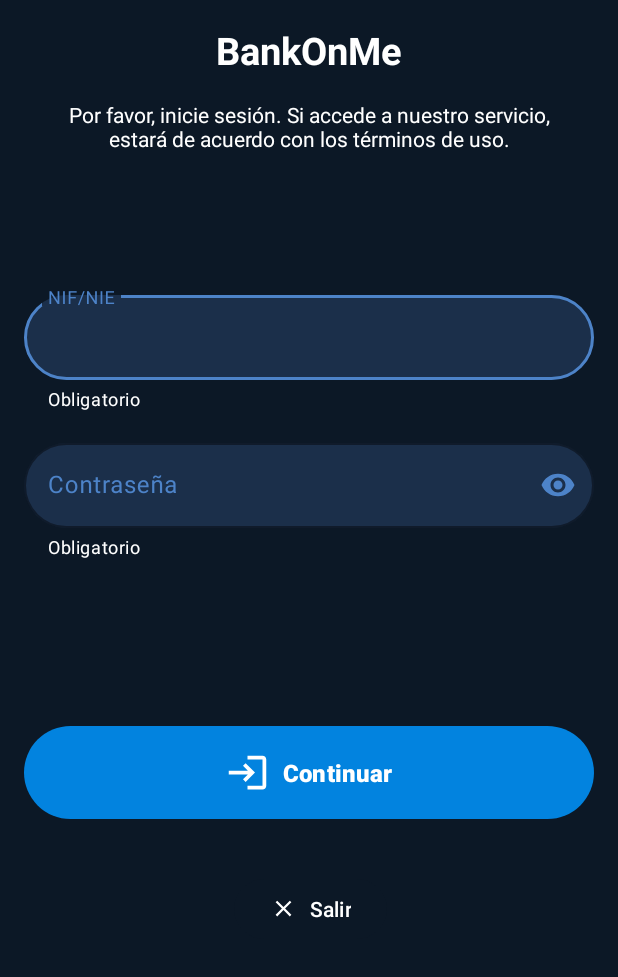
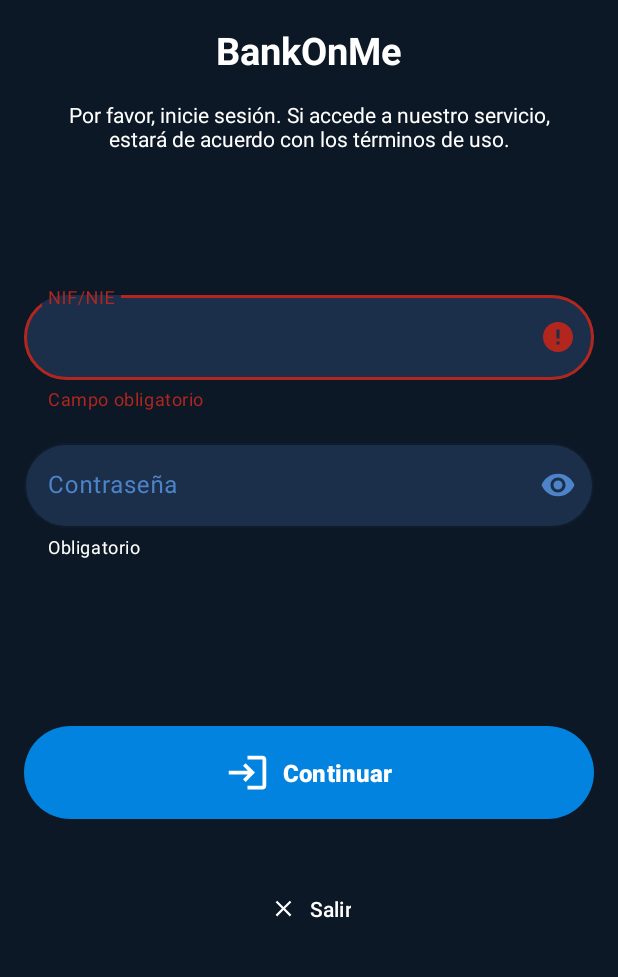
Before and after one commit to jtorrast/dm-banco-jototo, an Android app: the screen it shows after launch (LoginActivity), on a phone screen of 412 x 824 dp, the part 207-1184 px from its top. Run offline under Robolectric (Android 15) with nearby library versions, the phone set to English and light mode, and no system bars.

Commit message:
Pruebas onfocus

```diff
--- a/app/src/main/java/com/example/banco_jototo/LoginActivity.kt
+++ b/app/src/main/java/com/example/banco_jototo/LoginActivity.kt
@@ -7,6 +7,7 @@
 import android.os.Bundle
 import android.text.Editable
 import android.text.TextWatcher
+import android.view.View
 import android.widget.EditText
 import com.example.banco_jototo.databinding.ActivityLoginBinding
 import com.example.banco_jototo.databinding.ActivityMainBinding
@@ -22,7 +23,7 @@
         binding = ActivityLoginBinding.inflate(layoutInflater)
         setContentView(binding.root)
 
-        binding.idEditText.addTextChangedListener(object : TextWatcher{
+       /* binding.idEditText.addTextChangedListener(object : TextWatcher{
             override fun beforeTextChanged(s: CharSequence?, start: Int, count: Int, after: Int) {
             }
 
@@ -48,53 +49,42 @@
                 }else{
                     binding.passwordField.error = null
                 }
-                    //binding.passwordField.error = null
+
             }
-        })
+        })*/
 
 
-        binding.btnLogin.setOnClickListener {
+        binding.idEditText.onFocusChangeListener = View.OnFocusChangeListener { v, hasFocus ->
+            val dni = binding.idEditText.text.toString().trim()
+
+            if (dni.isEmpty()){
+                binding.idField.error = getString(R.string.error_empty_field)
+            }else{
+                binding.btnLogin.setOnClickListener {
+                    val intent = Intent(this, MainActivity::class.java)
+                    startActivity(intent)
+                }
+            }
+        }
+
+        /*binding.btnLogin.setOnClickListener {
 
             val dni = binding.idEditText.text.toString().trim()
             val pass = binding.passwordEditField.text.toString().trim()
             var emptyfields = false
             var validFields = false
 
-
-
-            /*if (dni.isEmpty() && pass.isEmpty()){
-                binding.idField.error = getString(R.string.error_empty_field)
-                binding.idField.error = getString(R.string.error_empty_field)
-                return@setOnClickListener
-            }*/
-
             if (dni.isEmpty()){
                 binding.idField.error = getString(R.string.error_empty_field)
                 emptyfields = true
-                //return@setOnClickListener
 
-                //binding.idField.error = getString(R.string.required)
-                //binding.idField.error = null
-                //Snackbar.make(it, "Debes completar ambos campos", Snackbar.LENGTH_LONG).show()
-
-                /*binding.idField.setHelperTextColor(ColorStateList.valueOf(Color.RED))
-                binding.idField.setBoxStrokeColorStateList(ColorStateList.valueOf(Color.RED))
-                binding.idField.hintTextColor = ColorStateList.valueOf(Color.RED)*/
 
             }
 
-           /* if (!validID(binding.idEditText.text.toString()) && dni.isNotEmpty()){
-                binding.idField.error = getString(R.string.error_id_field)
-            }*/
 
             if (pass.isEmpty()){
                 binding.passwordField.error = getString(R.string.error_empty_field)
                 emptyfields = true
-                //return@setOnClickListener
-
-                /*binding.passwordField.setHelperTextColor(ColorStateList.valueOf(Color.RED))
-                binding.passwordField.setBoxStrokeColorStateList(ColorStateList.valueOf(Color.RED))
-                binding.passwordField.hintTextColor = ColorStateList.valueOf(Color.RED)*/
             }
 
             if (emptyfields){
@@ -112,14 +102,9 @@
                 binding.idField.error = getString(R.string.error_id_field)
                 return@setOnClickListener
 
-                /*binding.idField.helperText = "DNI Invalido"
-                binding.idField.setHelperTextColor(ColorStateList.valueOf(Color.RED))
-                binding.idField.setBoxStrokeColorStateList(ColorStateList.valueOf(Color.RED))
-                binding.idField.hintTextColor = ColorStateList.valueOf(Color.RED)*/
-
             }
 
-        }
+        }*/
 
 
         //boton salir aplicación
```
